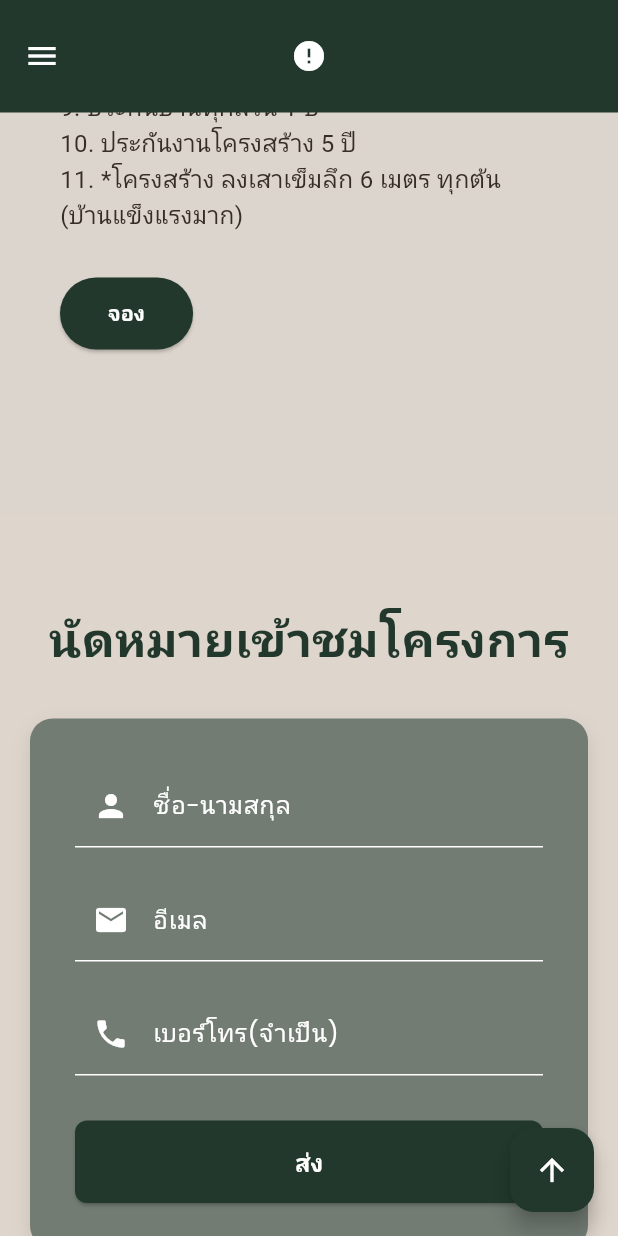
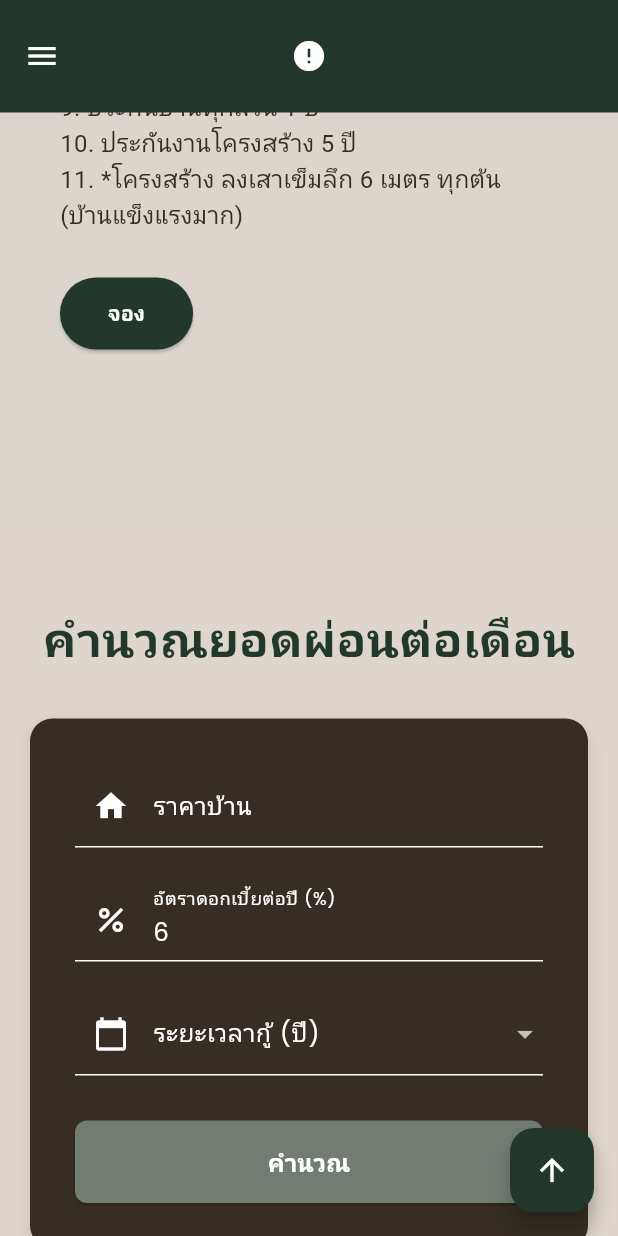
Before and after one commit to kankkm/bloomprojects, a Flutter app: the screen it shows after launch, scrolled down 2304 dp, on a phone screen of 412 x 824 dp. Run offline on Flutter 3.47's test engine with Material 3 defaults, Android fonts, the phone set to English and light mode, and no system bars; drawn by our look-alikes of cached_network_image, flutter_animate, scrollable_positioned_list; our stand-ins replace google_fonts; missing offline and left inert: dart:html, dart:ui_web; network calls fail; Roboto replaces fonts that are missing (Prompt).

Commit message:
addcalculatorhome
addcalculatorhome

```diff
--- /dev/null
+++ b/lib/calculator_form.dart
@@ -0,0 +1,230 @@
+import 'package:flutter/material.dart';
+import 'package:flutter/services.dart';
+import 'dart:math';
+import 'package:google_fonts/google_fonts.dart';
+import 'package:intl/intl.dart';
+
+class MortgageCalculatorForm extends StatefulWidget {
+  @override
+  State<MortgageCalculatorForm> createState() => _MortgageCalculatorFormState();
+}
+
+class _MortgageCalculatorFormState extends State<MortgageCalculatorForm> {
+  final _formKey = GlobalKey<FormState>();
+
+  final housePriceController = TextEditingController();
+  final interestRateController = TextEditingController(text: '6');
+  int? selectedLoanTerm;
+
+  final List<int> loanTerms = [10, 15, 20, 25, 30, 35, 40, 45];
+
+  double? monthlyPayment;
+  int? totalMonths;
+
+  // ฟังก์ชันฟอร์แมตตัวเลข
+  String formatNumber(double number) {
+    final formatter = NumberFormat('#,##0', 'en_US');
+    return formatter.format(number);
+  }
+
+  void calculatePayments() {
+    if (housePriceController.text.isEmpty || interestRateController.text.isEmpty || selectedLoanTerm == null) {
+      return;
+    }
+
+    double housePrice = double.parse(housePriceController.text.replaceAll(',', ''));
+    double annualRate = double.parse(interestRateController.text);
+    int years = selectedLoanTerm ?? 0;
+
+    double loanAmount = housePrice;
+    double monthlyRate = annualRate / 12 / 100;
+    totalMonths = years * 12;
+
+    monthlyPayment = loanAmount *
+        monthlyRate /
+        (1 - pow(1 + monthlyRate, -totalMonths!));
+
+    setState(() {});
+  }
+
+  // Formatter แสดงคั่นหลักพันแบบไม่บังคับค่าเริ่มต้น
+  TextInputFormatter _currencyFormatter() {
+    return TextInputFormatter.withFunction((oldValue, newValue) {
+      final text = newValue.text.replaceAll(',', '');
+      if (text.isEmpty) return newValue.copyWith(text: '');
+
+      final formattedText = formatNumber(double.tryParse(text) ?? 0);
+      return TextEditingValue(
+        text: formattedText,
+        selection: TextSelection.collapsed(offset: formattedText.length),
+      );
+    });
+  }
+
+  @override
+  Widget build(BuildContext context) {
+    return Container(
+      padding: const EdgeInsets.symmetric(vertical: 60, horizontal: 20),
+      color: const Color(0xFFDED5CC),
+      child: Column(
+        children: [
+          Text(
+            'คำนวณยอดผ่อนต่อเดือน',
+            style: GoogleFonts.prompt(
+              fontSize: 32,
+              color: const Color(0xFF22382C),
+              fontWeight: FontWeight.bold,
+            ),
+          ),
+          const SizedBox(height: 30),
+          Container(
+            constraints: const BoxConstraints(maxWidth: 600),
+            padding: const EdgeInsets.all(30),
+            decoration: BoxDecoration(
+              color: const Color(0xFF362E24),
+              borderRadius: BorderRadius.circular(15),
+              boxShadow: [
+                BoxShadow(
+                  color: Colors.black.withOpacity(0.1),
+                  blurRadius: 10,
+                  offset: const Offset(0, 5),
+                ),
+              ],
+            ),
+            child: Form(
+              key: _formKey,
+              child: Column(
+                children: [
+                  TextFormField(
+                    controller: housePriceController,
+                    style: const TextStyle(color: Colors.white),
+                    decoration: const InputDecoration(
+                      labelText: 'ราคาบ้าน',
+                      labelStyle: TextStyle(color: Colors.white),
+                      prefixIcon: Icon(Icons.home, color: Colors.white),
+                      enabledBorder: UnderlineInputBorder(
+                        borderSide: BorderSide(color: Colors.white),
+                      ),
+                      focusedBorder: UnderlineInputBorder(
+                        borderSide: BorderSide(color: Colors.white),
+                      ),
+                    ),
+                    keyboardType: TextInputType.numberWithOptions(decimal: true),
+                    inputFormatters: [_currencyFormatter()],
+                    onChanged: (value) {
+                      setState(() {});
+                    },
+                  ),
+                  const SizedBox(height: 20),
+                  TextFormField(
+                    controller: interestRateController,
+                    style: const TextStyle(color: Colors.white),
+                    decoration: const InputDecoration(
+                      labelText: 'อัตราดอกเบี้ยต่อปี (%)',
+                      labelStyle: TextStyle(color: Colors.white),
+                      prefixIcon: Icon(Icons.percent, color: Colors.white),
+                      enabledBorder: UnderlineInputBorder(
+                        borderSide: BorderSide(color: Colors.white),
+                      ),
+                      focusedBorder: UnderlineInputBorder(
+                        borderSide: BorderSide(color: Colors.white),
+                      ),
+                    ),
+                    keyboardType: TextInputType.number,
+                  ),
+                  const SizedBox(height: 20),
+                  DropdownButtonFormField<int>(
+                    value: selectedLoanTerm,
+                    items: loanTerms.map((term) {
+                      return DropdownMenuItem<int>(
+                        value: term,
+                        child: Text('$term ปี'),
+                      );
+                    }).toList(),
+                    onChanged: (value) {
+                      setState(() {
+                        selectedLoanTerm = value!;
+                      });
+                    },
+                    dropdownColor: const Color(0xFF362E24),
+                    style: const TextStyle(color: Colors.white),
+                    decoration: const InputDecoration(
+                      labelText: 'ระยะเวลากู้ (ปี)',
+                      labelStyle: TextStyle(color: Colors.white),
+                      prefixIcon: Icon(Icons.calendar_today, color: Colors.white),
+                      enabledBorder: UnderlineInputBorder(
+                        borderSide: BorderSide(color: Colors.white),
+                      ),
+                      focusedBorder: UnderlineInputBorder(
+                        borderSide: BorderSide(color: Colors.white),
+                      ),
+                    ),
+                  ),
+                  const SizedBox(height: 30),
+                  SizedBox(
+                    width: double.infinity,
+                    child: ElevatedButton(
+                      style: ElevatedButton.styleFrom(
+                        backgroundColor: const Color(0xFF727C73),
+                        foregroundColor: Colors.white,
+                        padding: const EdgeInsets.symmetric(vertical: 16),
+                        shape: RoundedRectangleBorder(
+                          borderRadius: BorderRadius.circular(8),
+                        ),
+                      ),
+                      onPressed: calculatePayments,
+                      child: const Text(
+                        'คำนวณ',
+                        style: TextStyle(
+                          fontSize: 16,
+                          fontWeight: FontWeight.bold,
+                        ),
+                      ),
+                    ),
+                  ),
+                ],
+              ),
+            ),
+          ),
+          const SizedBox(height: 30),
+          Container(
+            constraints: const BoxConstraints(maxWidth: 600),
+            padding: const EdgeInsets.all(20),
+            decoration: BoxDecoration(
+              color: const Color(0xFF362E24),
+              borderRadius: BorderRadius.circular(12),
+              boxShadow: [
+                BoxShadow(
+                  color: Colors.black.withOpacity(0.1),
+                  blurRadius: 8,
+                  offset: const Offset(0, 4),
+                ),
+              ],
+            ),
+            child: Column(
+              children: [
+                Text(
+                  'ผลลัพธ์การคำนวณ',
+                  style: GoogleFonts.prompt(
+                    fontSize: 24,
+                    color: Colors.white,
+                    fontWeight: FontWeight.bold,
+                  ),
+                ),
+                const SizedBox(height: 20),
+                Text(
+                  'ระยะเวลา: ${totalMonths ?? '-'} เดือน',
+                  style: const TextStyle(fontSize: 18, color: Colors.white),
+                ),
+                Text(
+                  'ค่างวดต่อเดือน: ${monthlyPayment != null ? formatNumber(monthlyPayment!) : '-'} บาท',
+                  style: const TextStyle(fontSize: 18, color: Colors.white),
+                ),
+              ],
+            ),
+          ),
+        ],
+      ),
+    );
+  }
+}
--- a/lib/home_screen.dart
+++ b/lib/home_screen.dart
@@ -1,5 +1,6 @@
 import 'package:flutter/material.dart';
 import 'package:flutter/services.dart';
+import 'package:green_estate/calculator_form.dart';
 import 'package:green_estate/contact_section.dart';
 import 'package:green_estate/featured_properties.dart';
 import 'package:green_estate/fullscreen_hero.dart';
@@ -10,6 +11,7 @@ import 'package:green_estate/video_section.dart';
 import 'package:green_estate/progress_section.dart';
 import 'package:green_estate/image_slideshow.dart';
 import 'package:green_estate/structure_section.dart';
+import 'package:green_estate/calculator_form.dart';
 import 'package:flutter/material.dart';
 import 'package:google_fonts/google_fonts.dart';
 import 'package:flutter_animate/flutter_animate.dart';
@@ -61,22 +63,25 @@ class _HomeScreenState extends State<HomeScreen> {
             PopupMenuItem(value: '3', child: Text('จองวันนี้รับสิทธิพิเศษ', style: GoogleFonts.prompt(
               fontSize: 16,
             ),)),
-            PopupMenuItem(value: '4', child: Text('นัดหมายเข้าชมโครงการ', style: GoogleFonts.prompt(
+            PopupMenuItem(value: '4', child: Text('คำนวณยอดผ่อนต่อเดือน', style: GoogleFonts.prompt(
               fontSize: 16,
             ),)),
-            PopupMenuItem(value: '5', child: Text('รูปบ้าน', style: GoogleFonts.prompt(
+            PopupMenuItem(value: '5', child: Text('นัดหมายเข้าชมโครงการ', style: GoogleFonts.prompt(
               fontSize: 16,
             ),)),
-            PopupMenuItem(value: '6', child: Text('วีดิโอ', style: GoogleFonts.prompt(
+            PopupMenuItem(value: '6', child: Text('รูปบ้าน', style: GoogleFonts.prompt(
               fontSize: 16,
             ),)),
-            PopupMenuItem(value: '7', child: Text('ความคืบหน้าโครงการ', style: GoogleFonts.prompt(
+            PopupMenuItem(value: '7', child: Text('วีดิโอ', style: GoogleFonts.prompt(
               fontSize: 16,
             ),)),
-            PopupMenuItem(value: '8', child: Text('แผนที่', style: GoogleFonts.prompt(
+            PopupMenuItem(value: '8', child: Text('ความคืบหน้าโครงการ', style: GoogleFonts.prompt(
               fontSize: 16,
             ),)),
-            PopupMenuItem(value: '9', child: Text('ติดต่อเรา', style: GoogleFonts.prompt(
+            PopupMenuItem(value: '9', child: Text('แผนที่', style: GoogleFonts.prompt(
+              fontSize: 16,
+            ),)),
+            PopupMenuItem(value: '10', child: Text('ติดต่อเรา', style: GoogleFonts.prompt(
               fontSize: 16,
             ),)),
           ],
@@ -96,20 +101,21 @@ class _HomeScreenState extends State<HomeScreen> {
       body: ScrollablePositionedList.builder(
         itemScrollController: _itemScrollController,
         itemPositionsListener: _itemPositionsListener,
-        itemCount: 11,
+        itemCount: 12,
         itemBuilder: (context, index) {
           switch (index) {
             case 0: return const FullScreenHero();
             case 1: return const PromotionSection();
             case 2: return const StuctureSection();
             case 3: return const ProgressSection();
-            case 4: return const RegistrationForm();
-            case 5: return const ImageSlideshow();
-            case 6: return const VideoSection();
-            case 7: return const FeaturedProperties();
-            case 8: return const LocationMap();
-            case 9: return const ContactSection();
-            case 10: return Container( // Footer section
+            case 4: return MortgageCalculatorForm();
+            case 5: return const RegistrationForm();
+            case 6: return const ImageSlideshow();
+            case 7: return const VideoSection();
+            case 8: return const FeaturedProperties();
+            case 9: return const LocationMap();
+            case 10: return const ContactSection();
+            case 11: return Container( // Footer section
               padding: const EdgeInsets.all(20),
               color: const Color(0xFF22382C),
               child: const Center(
--- a/lib/video_section.dart
+++ b/lib/video_section.dart
@@ -83,8 +83,6 @@ class _VideoSectionState extends State<VideoSection> {
             )
           else
             const Text('Video preview only available on web.'),
-
-          const SizedBox(height: 0),
           const SizedBox(height: 30),
           ElevatedButton(
             style: ElevatedButton.styleFrom(
@@ -105,19 +103,6 @@ class _VideoSectionState extends State<VideoSection> {
               ),
             ),
           ),
-
-          Padding(
-            padding: const EdgeInsets.symmetric(horizontal: 20),
-            child: Text(
-              '',
-              style: GoogleFonts.prompt(
-                fontSize: 16,
-                color: const Color(0xFF22382C),
-              ),
-              textAlign: TextAlign.center,
-            ).animate().fadeIn().slideY(),
-
-          ),
         ],
       ),
     );
--- a/pubspec.yaml
+++ b/pubspec.yaml
@@ -17,6 +17,7 @@ dependencies:
   cached_network_image: ^3.2.3
   scrollable_positioned_list: ^0.3.8
   url_launcher: ^6.3.1
+  intl: ^0.20.2
   youtube_player_iframe: ^5.2.1
   flutter_web_plugins:
     sdk: flutter
```
Also changed, not shown: pubspec.lock.
